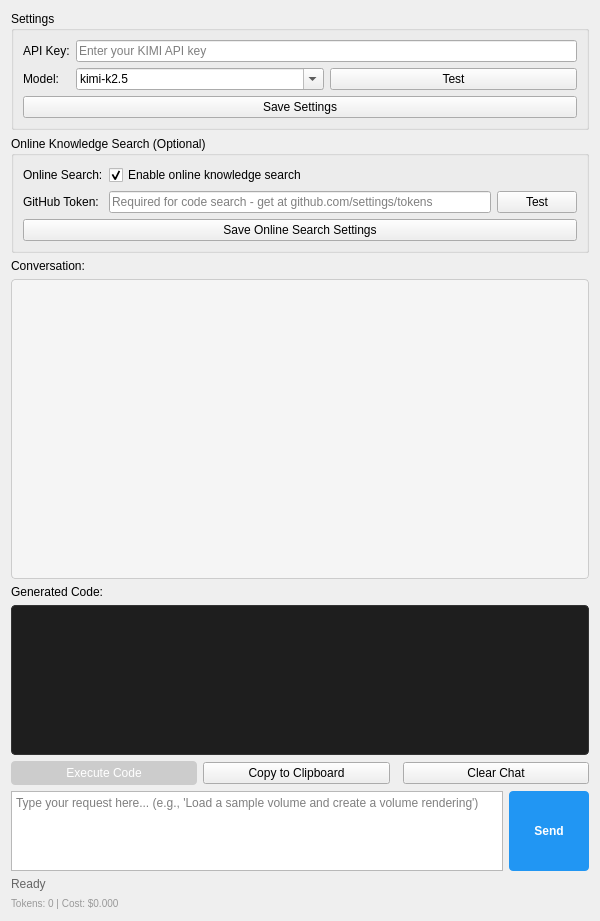
Above: Resources/UI/SlicerKimiAgent.ui from puxuntu/Slicer_agent before the change. Below: the same form after it.
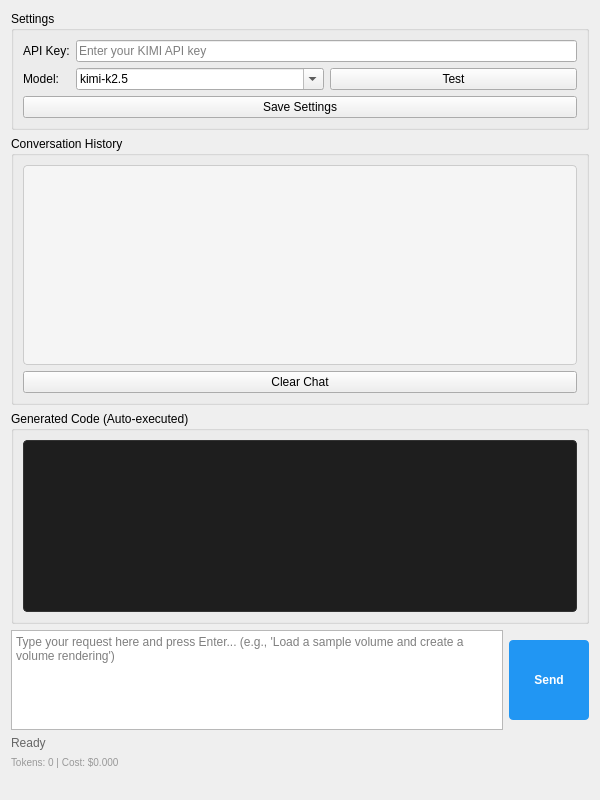
That is the form after the change. Custom widgets are drawn as their Qt base class.

Commit message: feat: implement tool calling and auto-execution with self-correction

What changed in the file:
```diff
--- a/Resources/UI/SlicerKimiAgent.ui
+++ b/Resources/UI/SlicerKimiAgent.ui
@@ -120,99 +120,18 @@
    <item>
     <widget class="ctkCollapsibleGroupBox" name="onlineSearchGroupBox">
      <property name="title">
-      <string>Online Knowledge Search (Optional)</string>
+      <string>Conversation History</string>
      </property>
      <property name="collapsed">
       <bool>true</bool>
      </property>
-     <property name="toolTip">
-      <string>Search Slicer GitHub repository for additional code examples (requires internet)</string>
-     </property>
-     <layout class="QFormLayout" name="onlineSearchFormLayout">
-      <item row="0" column="0">
-       <widget class="QLabel" name="onlineSearchLabel">
-        <property name="text">
-         <string>Online Search:</string>
-        </property>
-       </widget>
-      </item>
-      <item row="0" column="1">
-       <widget class="QCheckBox" name="onlineSearchCheckbox">
-        <property name="text">
-         <string>Enable online knowledge search</string>
-        </property>
-        <property name="checked">
-         <bool>true</bool>
-        </property>
-        <property name="toolTip">
-         <string>Search Slicer GitHub repository for additional code examples. Requires GitHub token for code search.</string>
-        </property>
-       </widget>
-      </item>
-      <item row="1" column="0">
-       <widget class="QLabel" name="githubTokenLabel">
-        <property name="text">
-         <string>GitHub Token:</string>
-        </property>
-       </widget>
-      </item>
-      <item row="1" column="1">
-       <layout class="QHBoxLayout" name="githubTokenLayout">
-        <item>
-         <widget class="QLineEdit" name="githubTokenInput">
-          <property name="echoMode">
-           <enum>QLineEdit::Password</enum>
-          </property>
-          <property name="placeholderText">
-           <string>Required for code search - get at github.com/settings/tokens</string>
-          </property>
-          <property name="toolTip">
-           <string>GitHub personal access token (classic) with 'public_repo' scope. Code search requires authentication.</string>
-          </property>
-         </widget>
-        </item>
-        <item>
-         <widget class="QPushButton" name="testGitHubButton">
-          <property name="text">
-           <string>Test</string>
-          </property>
-          <property name="toolTip">
-           <string>Test GitHub connection and token validity</string>
-          </property>
-         </widget>
-        </item>
-       </layout>
-      </item>
-      <item row="2" column="0" colspan="2">
-       <widget class="QPushButton" name="saveOnlineSettingsButton">
-        <property name="text">
-         <string>Save Online Search Settings</string>
-        </property>
-        <property name="toolTip">
-         <string>Save online knowledge search settings</string>
-        </property>
-       </widget>
-      </item>
-     </layout>
-    </widget>
-   </item>
-   
-   <!-- Chat History Label -->
-   <item>
-    <widget class="QLabel" name="chatLabel">
-     <property name="text">
-      <string>Conversation:</string>
-     </property>
-    </widget>
-   </item>
-   
-   <!-- Chat History Display -->
+     <layout class="QVBoxLayout" name="chatHistoryLayout">
    <item>
     <widget class="QTextEdit" name="chatHistory">
      <property name="minimumSize">
       <size>
        <width>0</width>
-       <height>300</height>
+          <height>200</height>
       </size>
      </property>
      <property name="readOnly">
@@ -227,23 +146,36 @@
      </property>
     </widget>
    </item>
-   
-   <!-- Generated Code Label -->
    <item>
-    <widget class="QLabel" name="codeLabel">
+       <widget class="QPushButton" name="clearChatButton">
      <property name="text">
-      <string>Generated Code:</string>
-     </property>
+         <string>Clear Chat</string>
+        </property>
+        <property name="toolTip">
+         <string>Clear conversation history</string>
+        </property>
+       </widget>
+      </item>
+     </layout>
     </widget>
    </item>
    
-   <!-- Code Display -->
+   <!-- Generated Code (Collapsible) -->
+   <item>
+    <widget class="ctkCollapsibleGroupBox" name="codeDisplayGroupBox">
+     <property name="title">
+      <string>Generated Code (Auto-executed)</string>
+     </property>
+     <property name="collapsed">
+      <bool>true</bool>
+     </property>
+     <layout class="QVBoxLayout" name="codeDisplayLayout">
    <item>
     <widget class="QTextEdit" name="codeDisplay">
      <property name="minimumSize">
       <size>
        <width>0</width>
-       <height>150</height>
+          <height>100</height>
       </size>
      </property>
      <property name="readOnly">
@@ -261,66 +193,8 @@
      </property>
     </widget>
    </item>
-   
-   <!-- Code Action Buttons -->
-   <item>
-    <layout class="QHBoxLayout" name="codeButtonLayout">
-     <item>
-      <widget class="QPushButton" name="executeButton">
-       <property name="enabled">
-        <bool>false</bool>
-       </property>
-       <property name="text">
-        <string>Execute Code</string>
-       </property>
-       <property name="toolTip">
-        <string>Execute the generated Python code</string>
-       </property>
-       <property name="styleSheet">
-        <string notr="true">QPushButton {
-    background-color: #4CAF50;
-    color: white;
-    border: none;
-    padding: 5px 15px;
-    border-radius: 4px;
-}
-QPushButton:hover {
-    background-color: #45a049;
-}
-QPushButton:disabled {
-    background-color: #cccccc;
-}</string>
-       </property>
-      </widget>
-     </item>
-     <item>
-      <widget class="QPushButton" name="copyButton">
-       <property name="text">
-        <string>Copy to Clipboard</string>
-       </property>
-       <property name="toolTip">
-        <string>Copy the generated code to clipboard</string>
-       </property>
-      </widget>
-     </item>
-     <item>
-      <spacer name="codeButtonSpacer">
-       <property name="orientation">
-        <enum>Qt::Horizontal</enum>
-       </property>
-      </spacer>
-     </item>
-     <item>
-      <widget class="QPushButton" name="clearChatButton">
-       <property name="text">
-        <string>Clear Chat</string>
-       </property>
-       <property name="toolTip">
-        <string>Clear conversation history</string>
-       </property>
-      </widget>
-     </item>
-    </layout>
+     </layout>
+    </widget>
    </item>
    
    <!-- Input Area -->
@@ -331,11 +205,17 @@
        <property name="maximumSize">
         <size>
          <width>16777215</width>
-         <height>80</height>
+         <height>120</height>
+        </size>
+       </property>
+       <property name="minimumSize">
+        <size>
+         <width>0</width>
+         <height>100</height>
         </size>
        </property>
        <property name="placeholderText">
-        <string>Type your request here... (e.g., 'Load a sample volume and create a volume rendering')</string>
+        <string>Type your request here and press Enter... (e.g., 'Load a sample volume and create a volume rendering')</string>
        </property>
       </widget>
      </item>
@@ -394,6 +274,21 @@
     </widget>
    </item>
    
+   <!-- Spacer at the very bottom -->
+   <item>
+    <spacer name="verticalSpacer">
+     <property name="orientation">
+      <enum>Qt::Vertical</enum>
+     </property>
+     <property name="sizeHint" stdset="0">
+      <size>
+       <width>20</width>
+       <height>40</height>
+      </size>
+     </property>
+    </spacer>
+   </item>
+   
   </layout>
  </widget>
  <customwidgets>
```
Left out of the diff: 4 changed lines with no effect on the pictures. Lines whose indentation alone changed are shown as unchanged. The commit also changes 30 other files.
